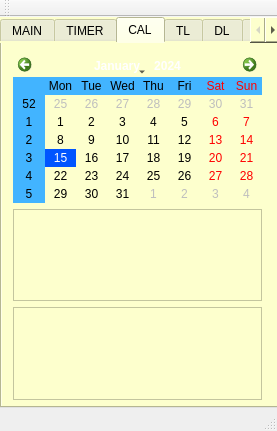
Above: doro_manager.ui from xpero39/doro_manager before the change. Below: the same form after it.
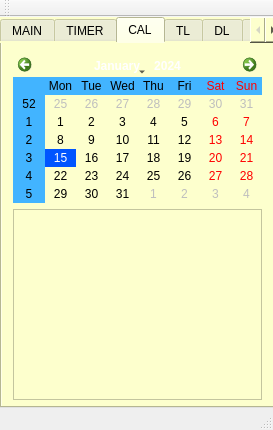
That is the form after the change. The open tabs and pages were chosen to show the change.

Commit message: Checkbox aligned centrally.

```diff
--- a/doro_manager.ui
+++ b/doro_manager.ui
@@ -6,8 +6,8 @@
    <rect>
     <x>0</x>
     <y>0</y>
-    <width>277</width>
-    <height>431</height>
+    <width>273</width>
+    <height>430</height>
    </rect>
   </property>
   <property name="windowTitle">
@@ -567,23 +567,6 @@
          </property>
         </widget>
        </item>
-       <item>
-        <widget class="QTextBrowser" name="textBrowser_Calander">
-         <property name="baseSize">
-          <size>
-           <width>0</width>
-           <height>0</height>
-          </size>
-         </property>
-         <property name="html">
-          <string>&lt;!DOCTYPE HTML PUBLIC &quot;-//W3C//DTD HTML 4.0//EN&quot; &quot;http://www.w3.org/TR/REC-html40/strict.dtd&quot;&gt;
-&lt;html&gt;&lt;head&gt;&lt;meta name=&quot;qrichtext&quot; content=&quot;1&quot; /&gt;&lt;style type=&quot;text/css&quot;&gt;
-p, li { white-space: pre-wrap; }
-&lt;/style&gt;&lt;/head&gt;&lt;body style=&quot; font-family:'MS Shell Dlg 2'; font-size:8.25pt; font-weight:400; font-style:normal;&quot;&gt;
-&lt;p style=&quot;-qt-paragraph-type:empty; margin-top:0px; margin-bottom:0px; margin-left:0px; margin-right:0px; -qt-block-indent:0; text-indent:0px;&quot;&gt;&lt;br /&gt;&lt;/p&gt;&lt;/body&gt;&lt;/html&gt;</string>
-         </property>
-        </widget>
-       </item>
       </layout>
      </widget>
     </widget>
```
Left out of the diff: 10 changed lines with no effect on the pictures. The commit also changes 2 other files.
